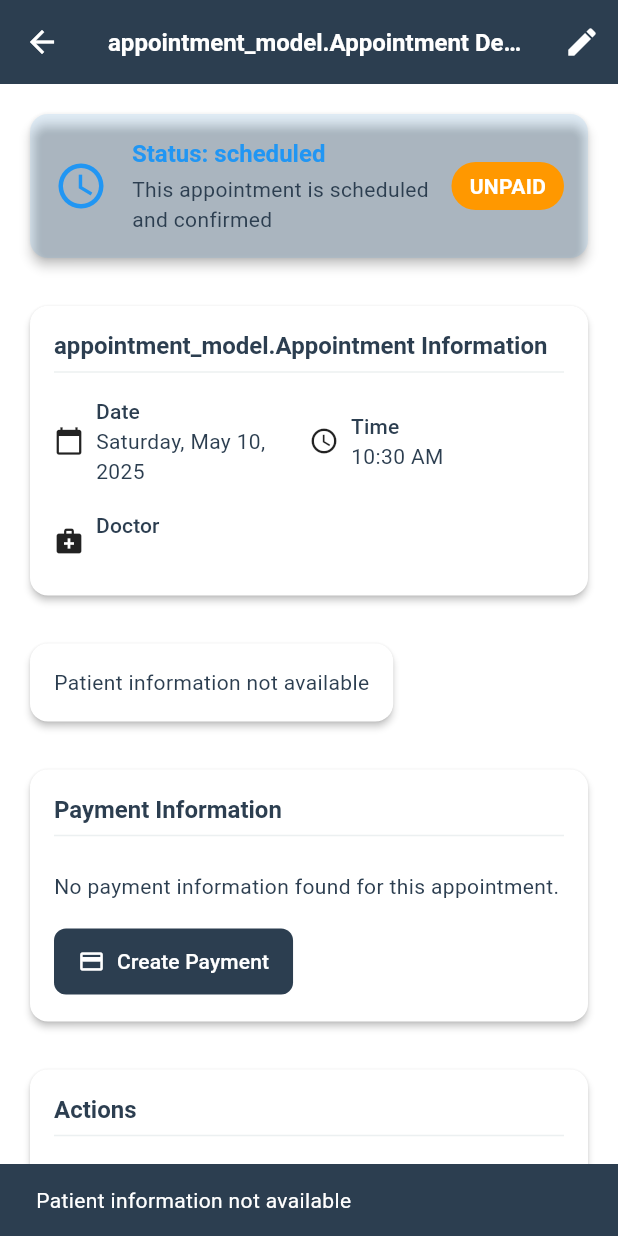
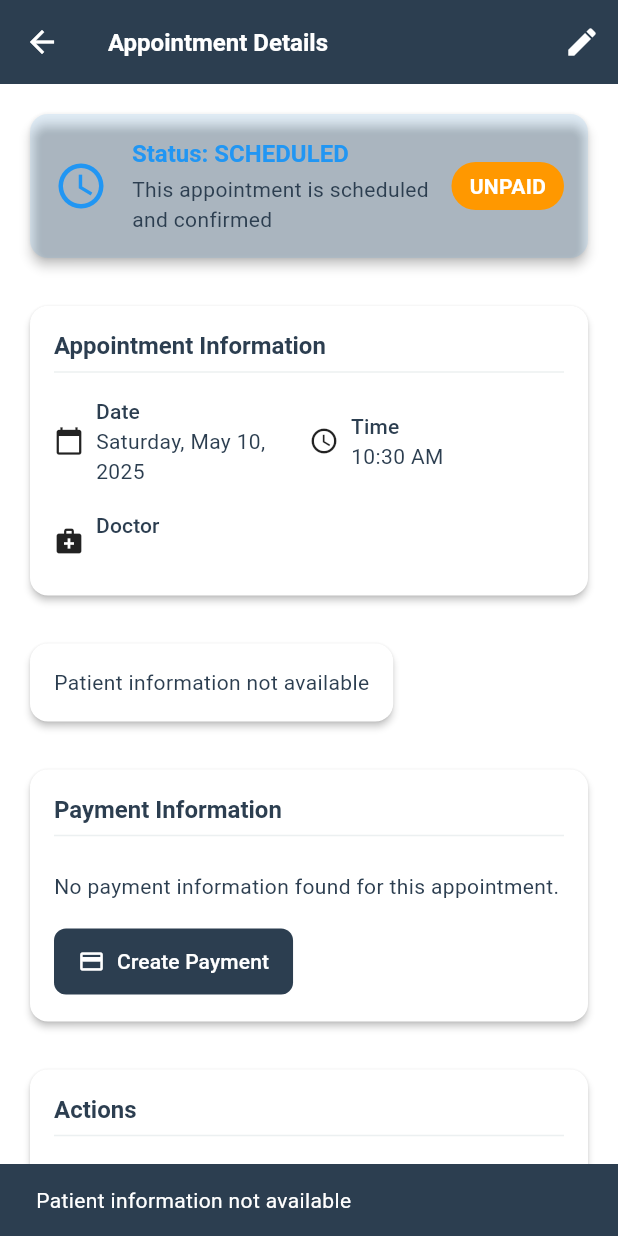
Before and after one commit to hussainxgit/clinic_eye, a Flutter app: the AppointmentDetailsView screen opened directly with empty values, after a tap on "Create Payment", on a phone screen of 412 x 824 dp. Run offline on Flutter 3.47's test engine with Material 3 defaults, Android fonts, the phone set to English and light mode, and no system bars; our stand-ins replace cloud_firestore, firebase_auth, firebase_core, firebase_storage, flutter_dotenv, flutter_riverpod and 1 more; accounts and stored records are empty; generated files the repository leaves out were written again.

Commit message:
feat: Add extensions for AppointmentStatus and PaymentStatus to enhance status handling and UI representation

```diff
--- a/lib/features/appointment/view/appointment_details_view.dart
+++ b/lib/features/appointment/view/appointment_details_view.dart
@@ -12,6 +12,59 @@ import 'package:intl/intl.dart';
 
 import '../../../core/config/dependencies.dart';
 import '../../patient/provider/patient_provider.dart';
+
+// Extensions for AppointmentStatus
+extension AppointmentStatusX on appointment_model.AppointmentStatus {
+  Color get color {
+    switch (this) {
+      case appointment_model.AppointmentStatus.scheduled:
+        return Colors.blue;
+      case appointment_model.AppointmentStatus.completed:
+        return Colors.green;
+      case appointment_model.AppointmentStatus.cancelled:
+        return Colors.red;
+    }
+  }
+
+  IconData get icon {
+    switch (this) {
+      case appointment_model.AppointmentStatus.scheduled:
+        return Icons.schedule;
+      case appointment_model.AppointmentStatus.completed:
+        return Icons.check_circle;
+      case appointment_model.AppointmentStatus.cancelled:
+        return Icons.cancel;
+    }
+  }
+
+  String get description {
+    switch (this) {
+      case appointment_model.AppointmentStatus.scheduled:
+        return 'This appointment is scheduled and confirmed';
+      case appointment_model.AppointmentStatus.completed:
+        return 'This appointment has been completed';
+      case appointment_model.AppointmentStatus.cancelled:
+        return 'This appointment has been cancelled';
+    }
+  }
+}
+
+// Extensions for PaymentStatus
+extension PaymentStatusX on PaymentStatus {
+  Color get color {
+    switch (this) {
+      case PaymentStatus.successful:
+        return Colors.green;
+      case PaymentStatus.failed:
+      case PaymentStatus.cancelled:
+        return Colors.red;
+      case PaymentStatus.refunded:
+        return Colors.amber;
+      case PaymentStatus.pending:
+        return Colors.blue;
+    }
+  }
+}
 
 // Provider to fetch appointment details
 final appointmentDetailsProvider =
@@ -78,12 +131,13 @@ class AppointmentDetailsView extends ConsumerWidget {
 
     return Scaffold(
       appBar: AppBar(
-        title: const Text('appointment_model.Appointment Details'),
+        title: const Text('Appointment Details'),
         actions: [
           IconButton(
             icon: const Icon(Icons.edit),
-            tooltip: 'Edit appointment_model.Appointment',
-            onPressed: () => _navigateToEditAppointment(context, appointmentId),
+            tooltip: 'Edit Appointment',
+            onPressed:
+                () => _navigateToEditAppointment(context, ref, appointmentId),
           ),
         ],
       ),
@@ -92,7 +146,6 @@ class AppointmentDetailsView extends ConsumerWidget {
           if (!result.isSuccess) {
             return Center(child: Text('Error: ${result.errorMessage}'));
           }
-
           final appointment = result.data!;
           return _buildAppointmentDetails(context, ref, appointment);
         },
@@ -111,8 +164,6 @@ class AppointmentDetailsView extends ConsumerWidget {
       appointmentPatientProvider(appointment.patientId),
     );
     final paymentAsync = ref.watch(appointmentPaymentProvider(appointment.id));
-
-    // Date formatting
     final dateFormat = DateFormat('EEEE, MMMM d, yyyy');
     final timeFormat = DateFormat('h:mm a');
 
@@ -121,11 +172,8 @@ class AppointmentDetailsView extends ConsumerWidget {
       child: Column(
         crossAxisAlignment: CrossAxisAlignment.start,
         children: [
-          // appointment_model.Appointment Status Card
           _buildStatusCard(context, appointment),
           const SizedBox(height: 24),
-
-          // Main Details
           Card(
             elevation: 2,
             child: Padding(
@@ -134,13 +182,11 @@ class AppointmentDetailsView extends ConsumerWidget {
                 crossAxisAlignment: CrossAxisAlignment.start,
                 children: [
                   Text(
-                    'appointment_model.Appointment Information',
+                    'Appointment Information',
                     style: Theme.of(context).textTheme.titleLarge,
                   ),
                   const Divider(),
                   const SizedBox(height: 8),
-
-                  // Date and Time
                   Row(
                     children: [
                       const Icon(Icons.calendar_today, size: 20),
@@ -174,8 +220,6 @@ class AppointmentDetailsView extends ConsumerWidget {
                     ],
                   ),
                   const SizedBox(height: 16),
-
-                  // Doctor Information
                   Row(
                     children: [
                       const Icon(Icons.medical_services, size: 20),
@@ -194,8 +238,6 @@ class AppointmentDetailsView extends ConsumerWidget {
                       ),
                     ],
                   ),
-
-                  // Notes if available
                   if (appointment.notes != null &&
                       appointment.notes!.isNotEmpty) ...[
                     const SizedBox(height: 16),
@@ -220,8 +262,6 @@ class AppointmentDetailsView extends ConsumerWidget {
             ),
           ),
           const SizedBox(height: 24),
-
-          // Patient Information
           patientAsync.when(
             data:
                 (patient) =>
@@ -249,8 +289,6 @@ class AppointmentDetailsView extends ConsumerWidget {
                 ),
           ),
           const SizedBox(height: 24),
-
-          // Payment Information
           paymentAsync.when(
             data:
                 (payment) =>
@@ -273,8 +311,6 @@ class AppointmentDetailsView extends ConsumerWidget {
                 ),
           ),
           const SizedBox(height: 24),
-
-          // Action Buttons
           _buildActionButtons(context, ref, appointment),
         ],
       ),
@@ -285,23 +321,9 @@ class AppointmentDetailsView extends ConsumerWidget {
     BuildContext context,
     appointment_model.Appointment appointment,
   ) {
-    Color statusColor;
-    IconData statusIcon;
-
-    switch (appointment.status) {
-      case appointment_model.AppointmentStatus.scheduled:
-        statusColor = Colors.blue;
-        statusIcon = Icons.schedule;
-        break;
-      case appointment_model.AppointmentStatus.completed:
-        statusColor = Colors.green;
-        statusIcon = Icons.check_circle;
-        break;
-      case appointment_model.AppointmentStatus.cancelled:
-        statusColor = Colors.red;
-        statusIcon = Icons.cancel;
-        break;
-    }
+    final statusColor = appointment.status.color;
+    final statusIcon = appointment.status.icon;
+    final statusDescription = appointment.status.description;
 
     return Card(
       elevation: 3,
@@ -318,7 +340,7 @@ class AppointmentDetailsView extends ConsumerWidget {
                 crossAxisAlignment: CrossAxisAlignment.start,
                 children: [
                   Text(
-                    'Status: ${appointment.status.toString().split('.').last}',
+                    'Status: ${appointment.status.name.toUpperCase()}',
                     style: Theme.of(context).textTheme.titleLarge?.copyWith(
                       color: statusColor,
                       fontWeight: FontWeight.bold,
@@ -326,13 +348,7 @@ class AppointmentDetailsView extends ConsumerWidget {
                   ),
                   const SizedBox(height: 4),
                   Text(
-                    appointment.status ==
-                            appointment_model.AppointmentStatus.scheduled
-                        ? 'This appointment is scheduled and confirmed'
-                        : appointment.status ==
-                            appointment_model.AppointmentStatus.completed
-                        ? 'This appointment has been completed'
-                        : 'This appointment has been cancelled',
+                    statusDescription,
                     style: Theme.of(context).textTheme.bodyMedium,
                   ),
                 ],
@@ -439,23 +455,7 @@ class AppointmentDetailsView extends ConsumerWidget {
     appointment_model.Appointment appointment,
   ) {
     final dateFormat = DateFormat('MMM d, yyyy');
-
-    Color statusColor;
-    switch (payment.status) {
-      case PaymentStatus.successful:
-        statusColor = Colors.green;
-        break;
-      case PaymentStatus.failed:
-      case PaymentStatus.cancelled:
-        statusColor = Colors.red;
-        break;
-      case PaymentStatus.refunded:
-        statusColor = Colors.amber;
-        break;
-      case PaymentStatus.pending:
-        statusColor = Colors.blue;
-        break;
-    }
+    final statusColor = payment.status.color;
 
     return Card(
       elevation: 2,
@@ -470,8 +470,6 @@ class AppointmentDetailsView extends ConsumerWidget {
             ),
             const Divider(),
             const SizedBox(height: 8),
-
-            // Amount and Currency
             Row(
               mainAxisAlignment: MainAxisAlignment.spaceBetween,
               children: [
@@ -485,8 +483,6 @@ class AppointmentDetailsView extends ConsumerWidget {
               ],
             ),
             const SizedBox(height: 8),
-
-            // Payment Status
             Row(
               mainAxisAlignment: MainAxisAlignment.spaceBetween,
               children: [
@@ -501,7 +497,7 @@ class AppointmentDetailsView extends ConsumerWidget {
                     borderRadius: BorderRadius.circular(4),
                   ),
                   child: Text(
-                    payment.status.toString().split('.').last.toUpperCase(),
+                    payment.status.name.toUpperCase(),
                     style: TextStyle(
                       color: statusColor,
                       fontWeight: FontWeight.bold,
@@ -511,8 +507,6 @@ class AppointmentDetailsView extends ConsumerWidget {
               ],
             ),
             const SizedBox(height: 8),
-
-            // Payment Method
             Row(
               mainAxisAlignment: MainAxisAlignment.spaceBetween,
               children: [
@@ -524,8 +518,6 @@ class AppointmentDetailsView extends ConsumerWidget {
               ],
             ),
             const SizedBox(height: 8),
-
-            // Creation Date
             Row(
               mainAxisAlignment: MainAxisAlignment.spaceBetween,
               children: [
@@ -533,7 +525,6 @@ class AppointmentDetailsView extends ConsumerWidget {
                 Text(dateFormat.format(payment.createdAt)),
               ],
             ),
-
             if (payment.completedAt != null) ...[
               const SizedBox(height: 8),
               Row(
@@ -547,13 +538,11 @@ class AppointmentDetailsView extends ConsumerWidget {
                 ],
               ),
             ],
-
             if (payment.status == PaymentStatus.pending &&
                 payment.paymentLink != null) ...[
               const SizedBox(height: 16),
               const Divider(),
               const SizedBox(height: 8),
-
               Row(
                 children: [
                   Expanded(
@@ -571,7 +560,6 @@ class AppointmentDetailsView extends ConsumerWidget {
                 ],
               ),
               const SizedBox(height: 8),
-
               Row(
                 children: [
                   Expanded(
@@ -609,10 +597,8 @@ class AppointmentDetailsView extends ConsumerWidget {
             ),
             const Divider(),
             const SizedBox(height: 16),
-
             const Text('No payment information found for this appointment.'),
             const SizedBox(height: 16),
-
             ElevatedButton.icon(
               onPressed: () => _createPayment(context, ref, appointment),
               icon: const Icon(Icons.payment),
@@ -632,7 +618,6 @@ class AppointmentDetailsView extends ConsumerWidget {
     WidgetRef ref,
     appointment_model.Appointment appointment,
   ) {
-    // Determine which buttons to show based on appointment status
     final bool canCancel =
         appointment.status == appointment_model.AppointmentStatus.scheduled;
     final bool canComplete =
@@ -650,8 +635,6 @@ class AppointmentDetailsView extends ConsumerWidget {
             Text('Actions', style: Theme.of(context).textTheme.titleLarge),
             const Divider(),
             const SizedBox(height: 8),
-
-            // Action Buttons
             Wrap(
               spacing: 8,
               runSpacing: 8,
@@ -665,12 +648,11 @@ class AppointmentDetailsView extends ConsumerWidget {
                           appointment,
                         ),
                     icon: const Icon(Icons.cancel, color: Colors.red),
-                    label: const Text('Cancel appointment_model.Appointment'),
+                    label: const Text('Cancel Appointment'),
                     style: OutlinedButton.styleFrom(
                       foregroundColor: Colors.red,
                     ),
                   ),
-
                 if (canComplete)
                   OutlinedButton.icon(
                     onPressed:
@@ -678,7 +660,6 @@ class AppointmentDetailsView extends ConsumerWidget {
                     icon: const Icon(Icons.check_circle),
                     label: const Text('Mark as Completed'),
                   ),
-
                 if (canSendReminder)
                   OutlinedButton.icon(
                     onPressed:
@@ -694,16 +675,18 @@ class AppointmentDetailsView extends ConsumerWidget {
     );
   }
 
-  void _navigateToEditAppointment(BuildContext context, String appointmentId) {
+  void _navigateToEditAppointment(
+    BuildContext context,
+    WidgetRef ref,
+    String appointmentId,
+  ) {
     Navigator.of(context)
         .push(
           MaterialPageRoute(
             builder: (_) => AppointmentFormView(appointmentId: appointmentId),
           ),
         )
-        .then((_) {
-          // Refresh appointment details when returning from edit screen
-        });
+        .then((_) => ref.invalidate(appointmentDetailsProvider(appointmentId)));
   }
 
   void _confirmCancelAppointment(
@@ -715,7 +698,7 @@ class AppointmentDetailsView extends ConsumerWidget {
       context: context,
       builder:
           (context) => ConfirmDialog(
-            title: 'Cancel appointment_model.Appointment',
+            title: 'Cancel Appointment',
             content:
                 'Are you sure you want to cancel this appointment? This action cannot be undone.',
             confirmText: 'Yes, Cancel',
@@ -737,16 +720,11 @@ class AppointmentDetailsView extends ConsumerWidget {
     final result = await ref
         .read(appointmentControllerProvider)
         .cancelAppointment(appointment.id);
-
     if (!context.mounted) return;
-
     if (result.isSuccess) {
       ScaffoldMessenger.of(context).showSnackBar(
-        const SnackBar(
-          content: Text('appointment_model.Appointment cancelled successfully'),
-        ),
+        const SnackBar(content: Text('Appointment cancelled successfully')),
       );
-      // Refresh data
       ref.invalidate(appointmentDetailsProvider(appointmentId));
       ref.invalidate(allAppointmentsProvider);
     } else {
@@ -765,20 +743,14 @@ class AppointmentDetailsView extends ConsumerWidget {
       status: appointment_model.AppointmentStatus.completed,
       updatedAt: DateTime.now(),
     );
-
     final result = await ref
         .read(appointmentControllerProvider)
         .updateAppointment(updatedAppointment);
-
     if (!context.mounted) return;
-
     if (result.isSuccess) {
       ScaffoldMessenger.of(context).showSnackBar(
-        const SnackBar(
-          content: Text('appointment_model.Appointment marked as completed'),
-        ),
+        const SnackBar(content: Text('Appointment marked as completed')),
       );
-      // Refresh data
       ref.invalidate(appointmentDetailsProvider(appointmentId));
       ref.invalidate(allAppointmentsProvider);
     } else {
@@ -793,7 +765,6 @@ class AppointmentDetailsView extends ConsumerWidget {
     WidgetRef ref,
     appointment_model.Appointment appointment,
   ) async {
-    // Get patient details
     final patientAsync = await ref.read(
       appointmentPatientProvider(appointment.patientId).future,
     );
@@ -805,24 +776,17 @@ class AppointmentDetailsView extends ConsumerWidget {
       }
       return;
     }
-
     final dateFormat = DateFormat('EEEE, MMMM d, yyyy');
     final timeFormat = DateFormat('h:mm a');
-
-    // Create reminder message
     final message =
         'Dear ${patientAsync.name}, this is a reminder for your appointment on '
         '${dateFormat.format(appointment.dateTime)} at ${timeFormat.format(appointment.dateTime)} '
         'with Dr. ${appointment.doctorName}. Please arrive 10 minutes early.';
-
-    // Send SMS
     try {
       final result = await ref
           .read(messegingControllerProvider)
           .sendSms(phoneNumber: patientAsync.phone, message: message);
-
       if (!context.mounted) return;
-
       if (result.isSuccess) {
         ScaffoldMessenger.of(context).showSnackBar(
           const SnackBar(content: Text('Reminder SMS sent successfully')),
@@ -847,7 +811,6 @@ class AppointmentDetailsView extends ConsumerWidget {
     appointment_model.Appointment appointment,
   ) async {
     try {
-      // Get patient details
       final patientAsync = await ref.read(
         appointmentPatientProvider(appointment.patientId).future,
       );
@@ -859,21 +822,16 @@ class AppointmentDetailsView extends ConsumerWidget {
         }
         return;
       }
-
-      // Create payment record
       final paymentResult = await ref
           .read(paymentControllerProvider)
           .createPayment(
             appointmentId: appointment.id,
             patientId: appointment.patientId,
             doctorId: appointment.doctorId,
-            amount: 25.0, // Default amount from your config
+            amount: 25.0,
           );
-
       if (!context.mounted) return;
-
       if (paymentResult.isSuccess && paymentResult.data != null) {
-        // Generate payment link
         final generateLinkResult = await ref
             .read(paymentControllerProvider)
             .generatePaymentLink(
@@ -881,24 +839,18 @@ class AppointmentDetailsView extends ConsumerWidget {
               patientName: patientAsync.name,
               patientMobile: patientAsync.phone,
             );
-
         if (!context.mounted) return;
-
         if (generateLinkResult.isSuccess) {
-          // Send payment link
           final sendLinkResult = await ref
               .read(paymentControllerProvider)
               .sendPaymentLink(paymentId: paymentResult.data!.id);
-
           if (!context.mounted) return;
-
           if (sendLinkResult.isSuccess) {
             ScaffoldMessenger.of(context).showSnackBar(
               SnackBar(
                 content: Text('Payment link sent to ${patientAsync.name}'),
               ),
             );
-            // Refresh data
             ref.invalidate(appointmentPaymentProvider(appointment.id));
           } else {
             ScaffoldMessenger.of(context).showSnackBar(
@@ -933,9 +885,7 @@ class AppointmentDetailsView extends ConsumerWidget {
       final result = await ref
           .read(paymentControllerProvider)
           .sendPaymentLink(paymentId: payment.id);
-
       if (!context.mounted) return;
-
       if (result.isSuccess) {
         ScaffoldMessenger.of(context).showSnackBar(
           const SnackBar(content: Text('Payment link resent successfully')),
@@ -959,27 +909,28 @@ class AppointmentDetailsView extends ConsumerWidget {
     WidgetRef ref,
     Payment payment,
   ) async {
+    print('Checking payment status for payment ID: ${payment.id}');
     try {
       final status = await ref
           .read(paymentControllerProvider)
           .checkPaymentStatus(payment.id);
-
       if (!context.mounted) return;
-
-      // Refresh data
-      ref.invalidate(appointmentPaymentProvider(payment.appointmentId));
-      ref.invalidate(appointmentDetailsProvider(payment.appointmentId));
-
-      ScaffoldMessenger.of(context).showSnackBar(
-        SnackBar(
-          content: Text('Payment status: ${status.toString().split('.').last}'),
-        ),
-      );
+      if (status.isSuccess) {
+        ref.invalidate(appointmentPaymentProvider(payment.appointmentId));
+        ScaffoldMessenger.of(context).showSnackBar(
+          SnackBar(content: Text('Payment status: ${status.data.toString()}')),
+        );
+      } else {
+        ScaffoldMessenger.of(context).showSnackBar(
+          SnackBar(content: Text('Error: ${status.errorMessage}')),
+        );
+      }
     } catch (e) {
       if (context.mounted) {
         ScaffoldMessenger.of(context).showSnackBar(
           SnackBar(content: Text('Error checking payment status: $e')),
         );
+        print('Error checking payment status: $e');
       }
     }
   }
```
Also changed, not shown: lib/features/appointment/view/appointments_list_view.dart (+9 -8 lines), lib/features/payment/controller/payment_controller.dart (+8 -7 lines).
